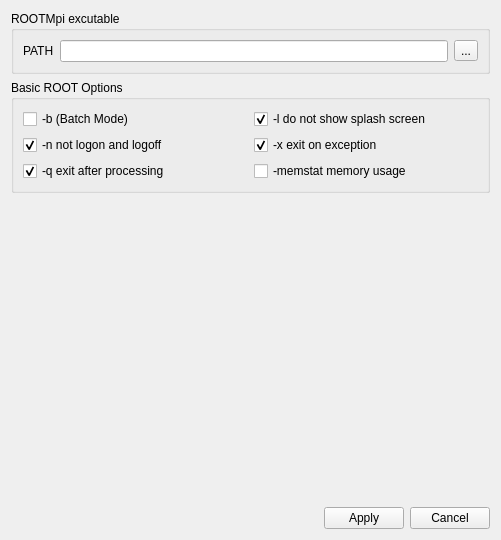
Old version of the form uis/RootParallelGuiMpi/RootParallelGuiMpiConfig.ui in the repository omazapa/RootParallelGui.
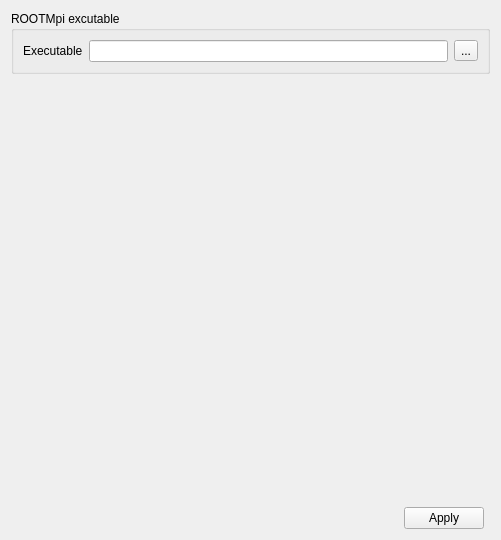
New version of the form. Icons and pictures are not drawn.

Commit message: some changes in Config Dialogs, added support for Enviroment variables and values, add new tab in MpiLauncher to load machine files or to specify nodes in manual mode, but is not implemented yet

The edit to the form file:
```diff
--- a/uis/RootParallelGuiMpi/RootParallelGuiMpiConfig.ui
+++ b/uis/RootParallelGuiMpi/RootParallelGuiMpiConfig.ui
@@ -14,37 +14,14 @@
    <string>Form</string>
   </property>
   <layout class="QGridLayout" name="gridLayout_2">
-   <item row="0" column="0" colspan="3">
-    <widget class="QGroupBox" name="groupBox">
-     <property name="title">
-      <string>ROOTMpi excutable</string>
+   <item row="2" column="1">
+    <widget class="QPushButton" name="ApplyPushButton">
+     <property name="text">
+      <string>Apply</string>
      </property>
-     <layout class="QHBoxLayout" name="horizontalLayout">
-      <item>
-       <widget class="QLabel" name="label">
-        <property name="text">
-         <string>PATH</string>
-        </property>
-       </widget>
-      </item>
-      <item>
-       <widget class="QLineEdit" name="lineEdit">
-        <property name="text">
-         <string/>
-        </property>
-       </widget>
-      </item>
-      <item>
-       <widget class="QToolButton" name="toolButton">
-        <property name="text">
-         <string>...</string>
-        </property>
-       </widget>
-      </item>
-     </layout>
     </widget>
    </item>
-   <item row="2" column="0" colspan="3">
+   <item row="1" column="0" colspan="3">
     <spacer name="verticalSpacer">
      <property name="orientation">
       <enum>Qt::Vertical</enum>
@@ -57,7 +34,7 @@
      </property>
     </spacer>
    </item>
-   <item row="3" column="0">
+   <item row="2" column="0">
     <spacer name="horizontalSpacer">
      <property name="orientation">
       <enum>Qt::Horizontal</enum>
@@ -70,95 +47,33 @@
      </property>
     </spacer>
    </item>
-   <item row="3" column="1">
-    <widget class="QPushButton" name="pushButton">
-     <property name="text">
-      <string>Apply</string>
-     </property>
-    </widget>
-   </item>
-   <item row="3" column="2">
-    <widget class="QPushButton" name="pushButton_2">
-     <property name="text">
-      <string>Cancel</string>
-     </property>
-    </widget>
-   </item>
-   <item row="1" column="0" colspan="3">
-    <widget class="QGroupBox" name="groupBox_2">
+   <item row="0" column="0" colspan="3">
+    <widget class="QGroupBox" name="groupBox">
      <property name="title">
-      <string>Basic ROOT Options</string>
+      <string>ROOTMpi excutable</string>
      </property>
-     <layout class="QGridLayout" name="gridLayout">
-      <item row="0" column="0">
-       <widget class="QCheckBox" name="checkBox">
-        <property name="toolTip">
-         <string>&lt;html&gt;&lt;head/&gt;&lt;body&gt;&lt;p&gt;run in batch mode without graphics&lt;/p&gt;&lt;/body&gt;&lt;/html&gt;</string>
-        </property>
+     <layout class="QHBoxLayout" name="horizontalLayout">
+      <item>
+       <widget class="QLabel" name="label">
         <property name="text">
-         <string>-b (Batch Mode)</string>
+         <string>Executable</string>
         </property>
        </widget>
       </item>
-      <item row="0" column="1">
-       <widget class="QCheckBox" name="checkBox_8">
-        <property name="toolTip">
-         <string>&lt;html&gt;&lt;head/&gt;&lt;body&gt;&lt;p&gt;do not show splash screen&lt;/p&gt;&lt;/body&gt;&lt;/html&gt;</string>
-        </property>
+      <item>
+       <widget class="QLineEdit" name="RootMpiPathLineEdit">
         <property name="text">
-         <string>-l do not show splash screen</string>
+         <string/>
         </property>
-        <property name="checked">
+        <property name="readOnly">
          <bool>true</bool>
         </property>
        </widget>
       </item>
-      <item row="1" column="0">
-       <widget class="QCheckBox" name="checkBox_2">
-        <property name="toolTip">
-         <string>&lt;html&gt;&lt;head/&gt;&lt;body&gt;&lt;p&gt;do not execute logon and logoff macros as specified in .rootrc&lt;/p&gt;&lt;/body&gt;&lt;/html&gt;</string>
-        </property>
+      <item>
+       <widget class="QToolButton" name="RootMpiPathToolButton">
         <property name="text">
-         <string>-n not logon and logoff</string>
-        </property>
-        <property name="checked">
-         <bool>true</bool>
-        </property>
-       </widget>
-      </item>
-      <item row="1" column="1">
-       <widget class="QCheckBox" name="checkBox_9">
-        <property name="toolTip">
-         <string>&lt;html&gt;&lt;head/&gt;&lt;body&gt;&lt;p&gt;exit on exception&lt;/p&gt;&lt;/body&gt;&lt;/html&gt;</string>
-        </property>
-        <property name="text">
-         <string>-x exit on exception</string>
-        </property>
-        <property name="checked">
-         <bool>true</bool>
-        </property>
-       </widget>
-      </item>
-      <item row="2" column="0">
-       <widget class="QCheckBox" name="checkBox_3">
-        <property name="toolTip">
-         <string>&lt;html&gt;&lt;head/&gt;&lt;body&gt;&lt;p&gt;exit after processing command line macro files&lt;/p&gt;&lt;/body&gt;&lt;/html&gt;</string>
-        </property>
-        <property name="text">
-         <string>-q exit after processing</string>
-        </property>
-        <property name="checked">
-         <bool>true</bool>
-        </property>
-       </widget>
-      </item>
-      <item row="2" column="1">
-       <widget class="QCheckBox" name="checkBox_7">
-        <property name="toolTip">
-         <string>&lt;html&gt;&lt;head/&gt;&lt;body&gt;&lt;p&gt;run with memory usage monitoring&lt;/p&gt;&lt;/body&gt;&lt;/html&gt;</string>
-        </property>
-        <property name="text">
-         <string>-memstat memory usage</string>
+         <string>...</string>
         </property>
        </widget>
       </item>
```
Left out of the diff: 8 changed lines with no effect on the pictures. The commit also changes 14 other files.
